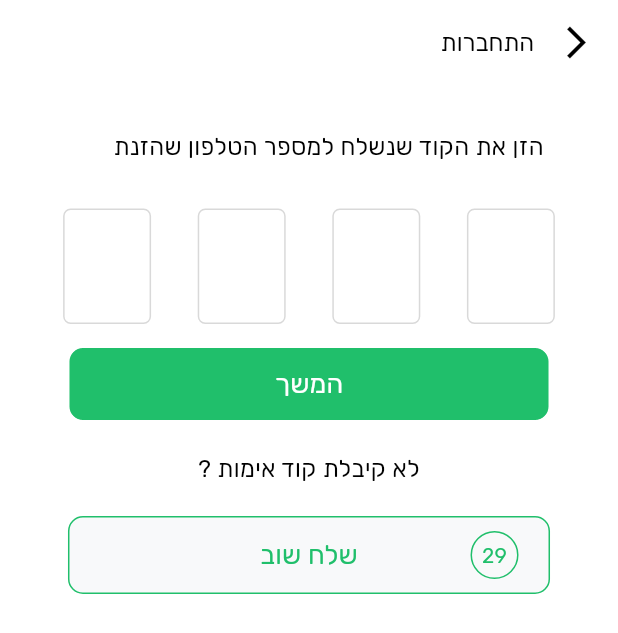
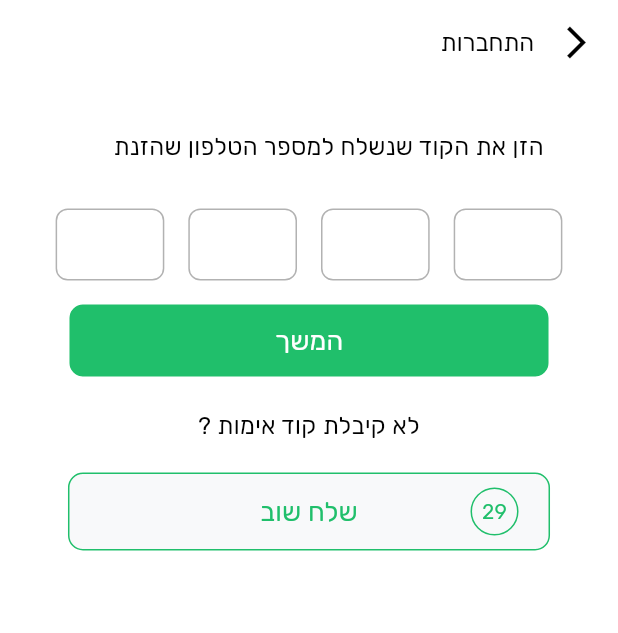
Before and after one commit to komalshaligram/food_stocks, a Flutter app: the OTPScreenWidget screen opened directly with empty values, on a phone screen of 412 x 824 dp. Shown: the top 633 px of the screen. Run offline on Flutter 3.47's test engine with Material 3 defaults, Android fonts, the phone set to English and light mode, and no system bars; drawn by our look-alikes of flutter_otp_text_field, sms_autofill; our stand-ins replace audioplayers, bloc, cached_network_image, carousel_slider, connectivity_plus, curved_navigation_bar and 26 more; missing offline and left inert: appsflyer_sdk, flutter_barcode_scanner, flutter_date_range_picker, platform_device_id, shorebird_code_push, syncfusion_flutter_signaturepad; accounts and stored records are empty; generated files the repository leaves out were written again; statements that could not run were skipped.

Commit message:
- otp autofill work

```diff
--- a/lib/ui/screens/otp_screen.dart
+++ b/lib/ui/screens/otp_screen.dart
@@ -1,6 +1,8 @@
 import 'package:flutter/material.dart';
+import 'package:flutter/services.dart';
 import 'package:flutter_bloc/flutter_bloc.dart';
 import 'package:flutter_otp_text_field/flutter_otp_text_field.dart';
+import 'package:focus_detector/focus_detector.dart';
 import 'package:food_stock/bloc/otp/otp_bloc.dart';
 import 'package:food_stock/routes/app_routes.dart';
 import 'package:food_stock/ui/utils/app_utils.dart';
@@ -10,6 +12,7 @@ import 'package:food_stock/ui/utils/themes/app_styles.dart';
 import 'package:flutter_gen/gen_l10n/app_localizations.dart';
 import 'package:food_stock/ui/widget/custom_button_widget.dart';
 import 'package:food_stock/ui/widget/sized_box_widget.dart';
+import 'package:sms_autofill/sms_autofill.dart';
 import '../utils/themes/app_strings.dart';
 import '../widget/common_app_bar.dart';
 
@@ -35,19 +38,31 @@ class OTPScreen extends StatelessWidget {
   }
 }
 
-class OTPScreenWidget extends StatelessWidget {
+class OTPScreenWidget extends StatefulWidget {
   final bool isRegister;
   final String contact;
 
   OTPScreenWidget({required this.isRegister, required this.contact});
 
-  // String otpCode = '';
+  @override
+  State<OTPScreenWidget> createState() => _OTPScreenWidgetState();
+}
+
+class _OTPScreenWidgetState extends State<OTPScreenWidget> {
+  String _code="";
+
 
   @override
   Widget build(BuildContext context) {
     OtpBloc bloc = context.read<OtpBloc>();
     return BlocListener<OtpBloc, OtpState>(
-      listener: (context, state) async {},
+      listener: (context, state) async {
+        print("state:$state");
+        await SmsAutoFill().getAppSignature;
+        debugPrint(SmsAutoFill().getAppSignature.toString());
+        await SmsAutoFill().listenForCode();
+
+      },
       child: BlocBuilder<OtpBloc, OtpState>(
         builder: (context, state) {
           return Scaffold(
@@ -56,13 +71,14 @@ class OTPScreenWidget extends StatelessWidget {
               preferredSize: Size.fromHeight(AppConstants.appBarHeight),
               child: CommonAppBar(
                 bgColor: AppColors.whiteColor,
-                title: isRegister
+                title: widget.isRegister
                     ? AppLocalizations.of(context)!.register
                     : AppLocalizations.of(context)!.login,
                 iconData: Icons.arrow_back_ios_sharp,
                 onTap: () {
-                  debugPrint('register ${isRegister}');
+                  debugPrint('register ${widget.isRegister}');
                   bloc.add(OtpEvent.cancelOtpTimerSubscription());
+
                   Navigator.pop(context);
                 },
               ),
@@ -90,37 +106,24 @@ class OTPScreenWidget extends StatelessWidget {
                           right: getScreenWidth(context) * 0.09),
                       child: Directionality(
                         textDirection: TextDirection.ltr,
-                        child: OtpTextField(
-                          mainAxisAlignment: MainAxisAlignment.spaceBetween,
-                          autoFocus: true,
-                          fieldWidth: (getScreenWidth(context) -
-                                  (getScreenWidth(context) * 0.21)) /
-                              5.55,
-                          numberOfFields: 4,
-                          borderWidth: 1,
-                          disabledBorderColor: AppColors.borderColor,
-                          enabledBorderColor: AppColors.borderColor,
-                          fillColor: AppColors.whiteColor,
-                          cursorColor: AppColors.mainColor,
-                          borderColor: AppColors.greyColor,
-                          focusedBorderColor: AppColors.mainColor,
-                          showCursor: false,
-                          keyboardType: TextInputType.number,
-                          showFieldAsBox: true,
-                          borderRadius:
-                              BorderRadius.circular(AppConstants.radius_5),
-                          margin: EdgeInsets.symmetric(
-                              horizontal: AppConstants.padding_5),
-                          textStyle: TextStyle(
-                              fontSize: 30, fontWeight: FontWeight.bold),
-                          onCodeChanged: (String code) {
-                            bloc.add(OtpEvent.changeOtpEvent(otp: code));
-                          },
-                          onSubmit: (verificationCode) {
-                            bloc.add(
-                                OtpEvent.changeOtpEvent(otp: verificationCode));
-                          }, // end onSubmit
-                        ),
+                     child:PinFieldAutoFill(
+                       decoration: BoxLooseDecoration(
+                         textStyle: const TextStyle(fontSize: 20, color: Colors.black),
+                         strokeColorBuilder: FixedColorBuilder(Colors.black.withOpacity(0.3)),
+                       ),
+                       currentCode: _code,
+                       autoFocus: true,
+                       enableInteractiveSelection:false ,
+                       codeLength: 4,
+                       onCodeSubmitted: (code) {
+                         bloc.add(OtpEvent.changeOtpEvent(otp: code));
+                       },
+                       onCodeChanged: (code) {
+                         _code= code!;
+                         SystemChannels.textInput.invokeMethod(
+                             "TextInput.show");
+                       },
+                     ),
                       ),
                     ),
                     15.height,
@@ -136,7 +139,7 @@ class OTPScreenWidget extends StatelessWidget {
                             ? null
                             : () {
                                 debugPrint('otp1 = ${state.otp}');
-                                debugPrint('otp1 = ${isRegister}');
+                                debugPrint('otp1 = ${widget.isRegister}');
                                 if (state.otp.isEmpty) {
                                   CustomSnackBar.showSnackBar(
                                       context: context,
@@ -150,22 +153,18 @@ class OTPScreenWidget extends StatelessWidget {
                                           '${AppLocalizations.of(context)!.enter_4digit_otp}',
                                       type: SnackBarType.FAILURE);
                                 } else {
-                                  if (isRegister == true) {
-                              /*      Navigator.pushNamed(
-                                        context, RouteDefine.profileScreen.name,
-                                        arguments: {
-                                          AppStrings.contactString: contact
-                                        });*/
+                                  if (widget.isRegister == true) {
+
                                     bloc.add(OtpEvent.registerApiEvent(
-                                        contact: contact,
+                                        contact: widget.contact,
                                         otp: state.otp,
-                                        isRegister: isRegister,
+                                        isRegister: widget.isRegister,
                                         context: context));
                                   } else {
                                     bloc.add(OtpEvent.otpApiEvent(
-                                        contact: contact,
+                                        contact: widget.contact,
                                         otp: state.otp,
-                                        isRegister: isRegister,
+                                        isRegister: widget.isRegister,
                                         context: context));
                                   }
                                 }
--- a/pubspec.yaml
+++ b/pubspec.yaml
@@ -83,6 +83,7 @@ dependencies:
   flutter_staggered_animations: ^1.1.1
   getwidget: ^4.0.0
   shorebird_code_push: ^1.1.3
+  sms_autofill: ^2.3.0
 
 
 dev_dependencies:
```
Also changed, not shown: lib/l10n/app_he.arb (+10 -10 lines), pubspec.lock, 1 other file.
